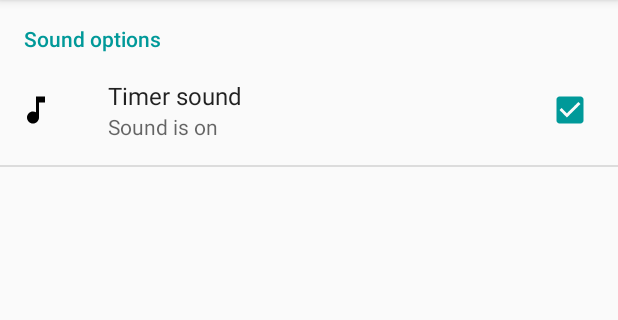
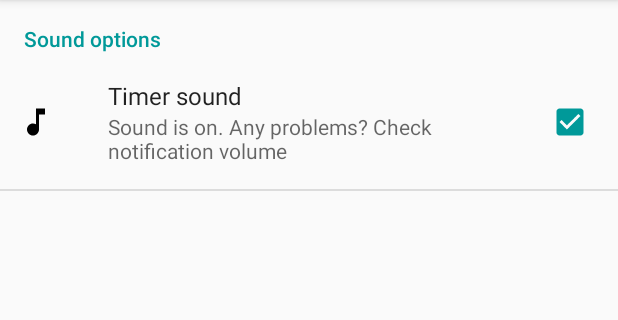
Before and after one commit to vmpay/owlQuiz, an Android app: the screen it shows after launch (PrefActivity), in the options menu, after a tap on "Settings", on a phone screen of 412 x 824 dp, the part 84-404 px from its top. Run offline under Robolectric (Android 15) with nearby library versions, the phone set to English and light mode, and no system bars.

Commit message:
Sound pool is now using notification channel

```diff
--- a/app/src/main/java/eu/vmpay/owlquiz/soundpool/SoundPlayer.kt
+++ b/app/src/main/java/eu/vmpay/owlquiz/soundpool/SoundPlayer.kt
@@ -16,7 +16,7 @@ class SoundPlayer(private val applicationContext: Context) : SoundPool.OnLoadCom
 
     private val TAG = "SoundPlayer"
     private val MAX_NUMBER_STREAMS = 1
-    private val SOURCE_QULITY = 0
+    private val SOURCE_QUALITY = 0
 
     private val LEFT_VOLUME = 0.5F  // left volume value (range = 0.0 to 1.0)
     private val RIGHT_VOLUME = 0.5F // right volume value (range = 0.0 to 1.0)
@@ -32,8 +32,8 @@ class SoundPlayer(private val applicationContext: Context) : SoundPool.OnLoadCom
     private var isSoundOn: Boolean
 
     init {
-        Log.d(TAG, "init MAX_NUMBER_STREAMS $MAX_NUMBER_STREAMS STREAM_MUSIC ${AudioManager.STREAM_MUSIC} SOURCE_QULITY $SOURCE_QULITY")
-        soundPoolPlayer = SoundPool(MAX_NUMBER_STREAMS, AudioManager.STREAM_MUSIC, SOURCE_QULITY)
+        Log.d(TAG, "init MAX_NUMBER_STREAMS $MAX_NUMBER_STREAMS STREAM_NOTIFICATION ${AudioManager.STREAM_NOTIFICATION} SOURCE_QUALITY $SOURCE_QUALITY")
+        soundPoolPlayer = SoundPool(MAX_NUMBER_STREAMS, AudioManager.STREAM_NOTIFICATION, SOURCE_QUALITY)
         soundPoolPlayer.setOnLoadCompleteListener(this)
         isSoundOn = PreferenceManager.getDefaultSharedPreferences(applicationContext).getBoolean(
                 applicationContext.getString(R.string.timer_sound_notification_key), false)
--- a/app/src/main/res/values/strings.xml
+++ b/app/src/main/res/values/strings.xml
@@ -17,6 +17,6 @@
 	<string name="category_sound">Sound options</string>
 	<string name="timer_sound_notification_key" translatable="false">TIMER_SOUND_NOTIFICATION</string>
 	<string name="sound_off">Sound is off</string>
-	<string name="sound_on">Sound is on</string>
+	<string name="sound_on">Sound is on. Any problems? Check notification volume</string>
 	<string name="timer_sound_notification">Timer sound</string>
 </resources>
```
